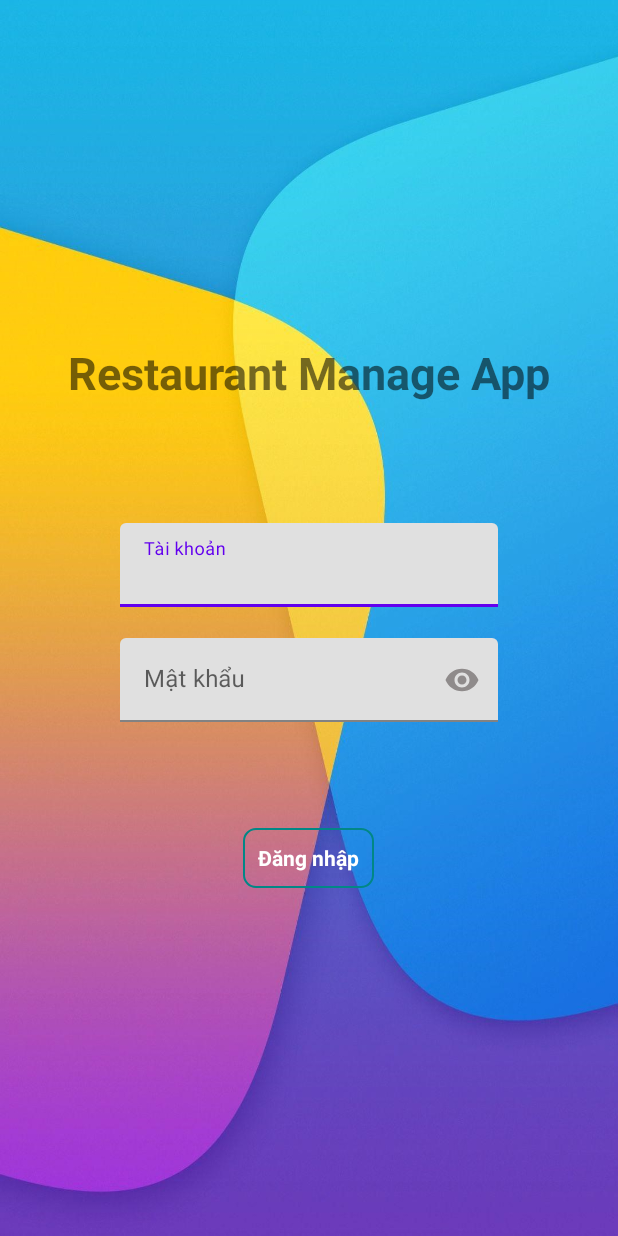
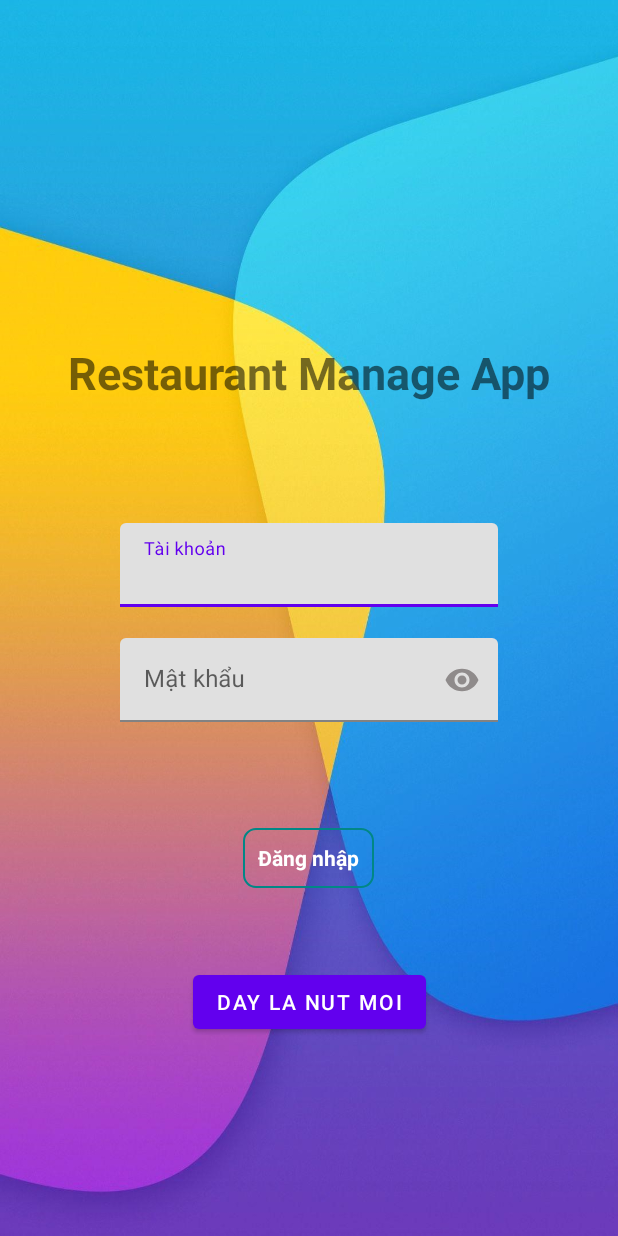
Before and after one commit to Sinhleba/RestaurantAppOld, an Android app: the screen it shows after launch (LoginActivity), on a phone screen of 412 x 824 dp. Run offline under Robolectric (Android 15) with nearby library versions, the phone set to English and light mode, and no system bars.

Commit message:
Them Button moi

```diff
--- a/app/src/main/res/layout/activity_login.xml
+++ b/app/src/main/res/layout/activity_login.xml
@@ -8,6 +8,7 @@
 
     <LinearLayout
 
+        android:id="@+id/linearLayout"
         android:layout_width="match_parent"
         android:layout_height="wrap_content"
         android:layout_gravity="center"
@@ -83,4 +84,14 @@
         app:layout_constraintEnd_toEndOf="parent"
         app:layout_constraintStart_toStartOf="parent"
         app:layout_constraintTop_toTopOf="parent" />
+
+    <Button
+        android:id="@+id/button"
+        android:layout_width="wrap_content"
+        android:layout_height="wrap_content"
+        android:layout_marginTop="52dp"
+        android:text="Day la nut moi"
+        app:layout_constraintEnd_toEndOf="parent"
+        app:layout_constraintStart_toStartOf="parent"
+        app:layout_constraintTop_toBottomOf="@+id/linearLayout" />
 </androidx.constraintlayout.widget.ConstraintLayout>
```
